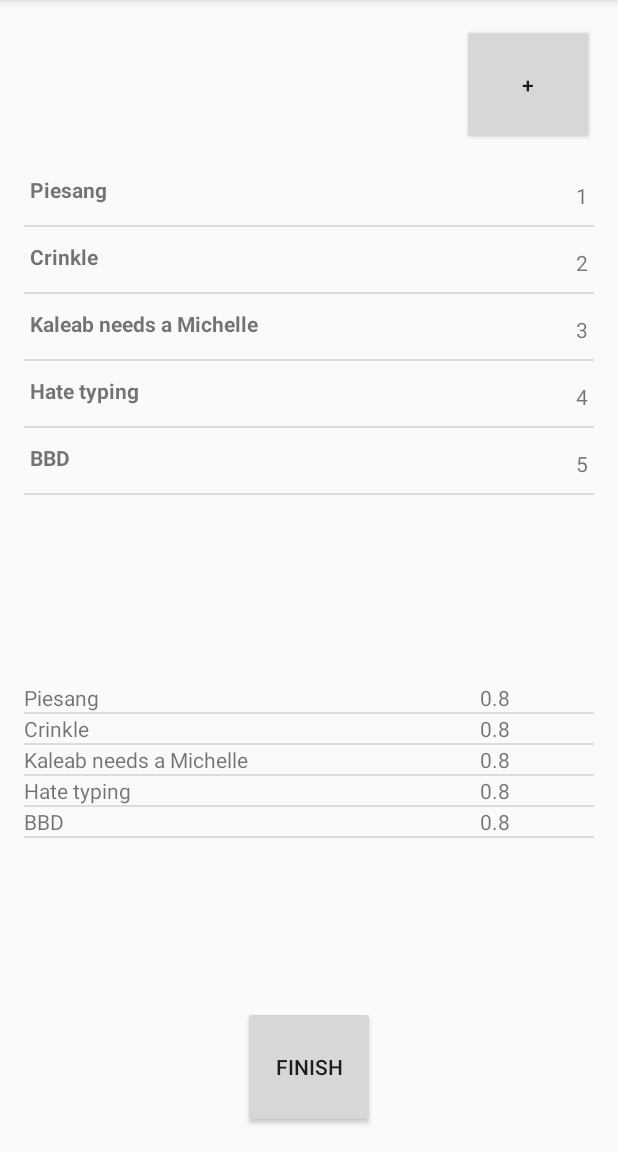
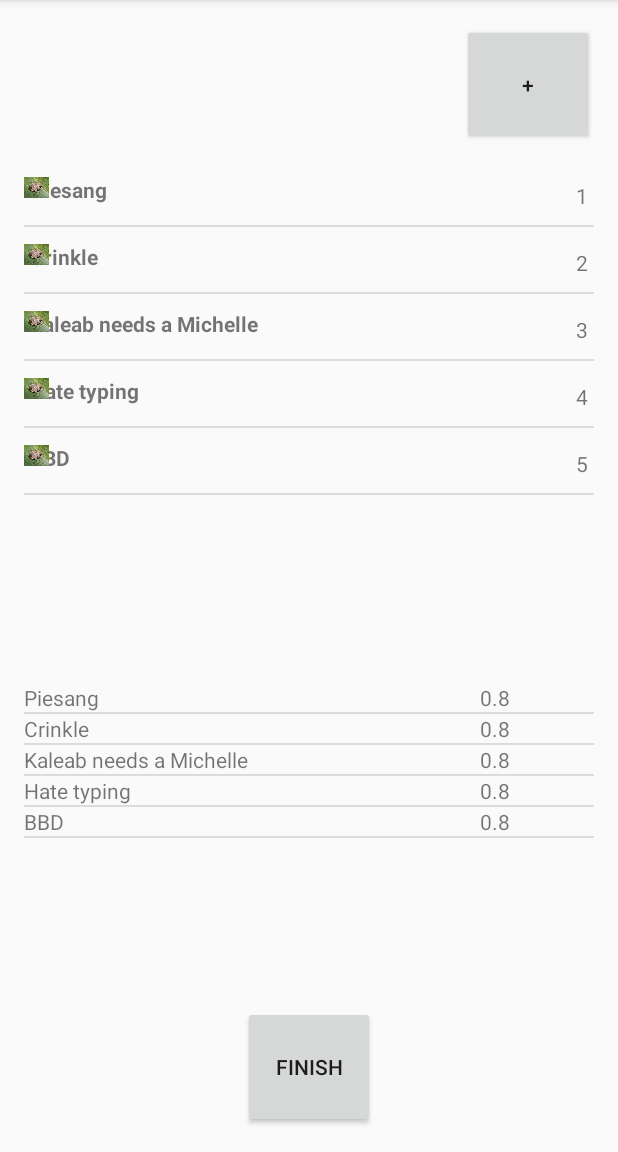
Before and after one commit to WMostert1/Vector-Software-Developers, an Android app: the ScoutTripActivity screen opened directly, with no data from a screen before it, on a phone screen of 412 x 824 dp, the part 84-1236 px from its top. Run offline under Robolectric (Android 15) with nearby library versions, the phone set to English and light mode, and no system bars.

Commit message:
Updated ScoutActivity with pictures

```diff
--- a/SAMBUGApp/app/src/main/java/vsd/co/za/sambugapp/ScoutTripActivity.java
+++ b/SAMBUGApp/app/src/main/java/vsd/co/za/sambugapp/ScoutTripActivity.java
@@ -1,6 +1,8 @@
 package vsd.co.za.sambugapp;
 
 import android.content.Intent;
+import android.graphics.BitmapFactory;
+import android.graphics.drawable.Drawable;
 import android.support.v7.app.ActionBarActivity;
 import android.os.Bundle;
 import android.util.Log;
@@ -11,7 +13,11 @@ import android.view.ViewGroup;
 import android.widget.AdapterView;
 import android.widget.ArrayAdapter;
 import android.widget.Button;
+import android.widget.HorizontalScrollView;
+import android.widget.ImageView;
+import android.widget.LinearLayout;
 import android.widget.ListView;
+import android.widget.RelativeLayout;
 import android.widget.TextView;
 
 import java.util.ArrayList;
@@ -105,6 +111,13 @@ public class ScoutTripActivity extends ActionBarActivity {
             TextView lblTreeAmount =
                     (TextView)convertView.findViewById(R.id.lblTreeAmount);
             lblTreeAmount.setText(stop.getNumTrees()+"");
+            LinearLayout hscrollBugInfo=(LinearLayout)convertView.findViewById(R.id.hscrollBugInfo);
+            ImageView img=new ImageView(this.getContext());
+            //img.setImageResource(R.drawable.st);
+            hscrollBugInfo.removeAllViews();
+            img.setImageBitmap(BitmapFactory.decodeResource(getResources(),R.drawable.st));
+            img.setLayoutParams(new RelativeLayout.LayoutParams(25,25));
+            hscrollBugInfo.addView(img);
             return convertView;
         }
     }
--- a/SAMBUGApp/app/src/main/res/layout/list_scout_stop.xml
+++ b/SAMBUGApp/app/src/main/res/layout/list_scout_stop.xml
@@ -21,5 +21,16 @@
         android:paddingTop="4dp"
         android:layout_alignParentRight="true"
         android:text="Tree Amount"/>
+    <HorizontalScrollView
+        android:layout_width="match_parent"
+        android:layout_height="wrap_content">
+        <LinearLayout
+            android:id="@+id/hscrollBugInfo"
+            android:layout_width="match_parent"
+            android:layout_height="wrap_content"
+            android:orientation="horizontal"></LinearLayout>
+    </HorizontalScrollView>
+
+
 
 </RelativeLayout>
```
Also changed, not shown: SAMBUGApp/app/src/main/res/drawable/st.jpeg (added).
